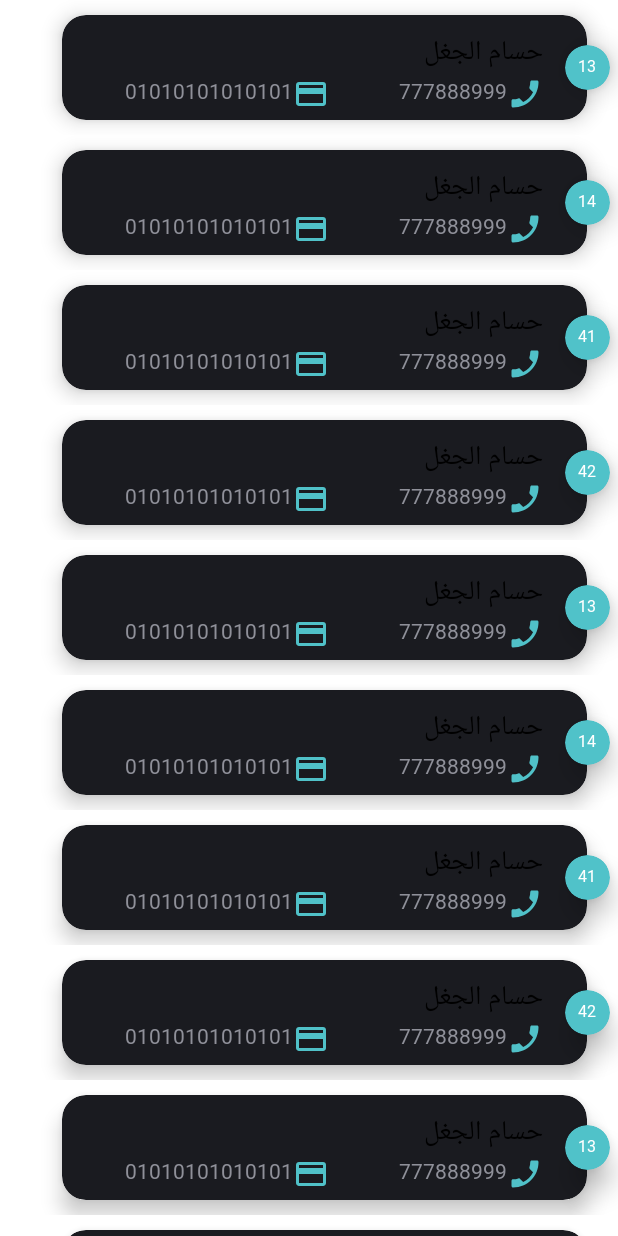
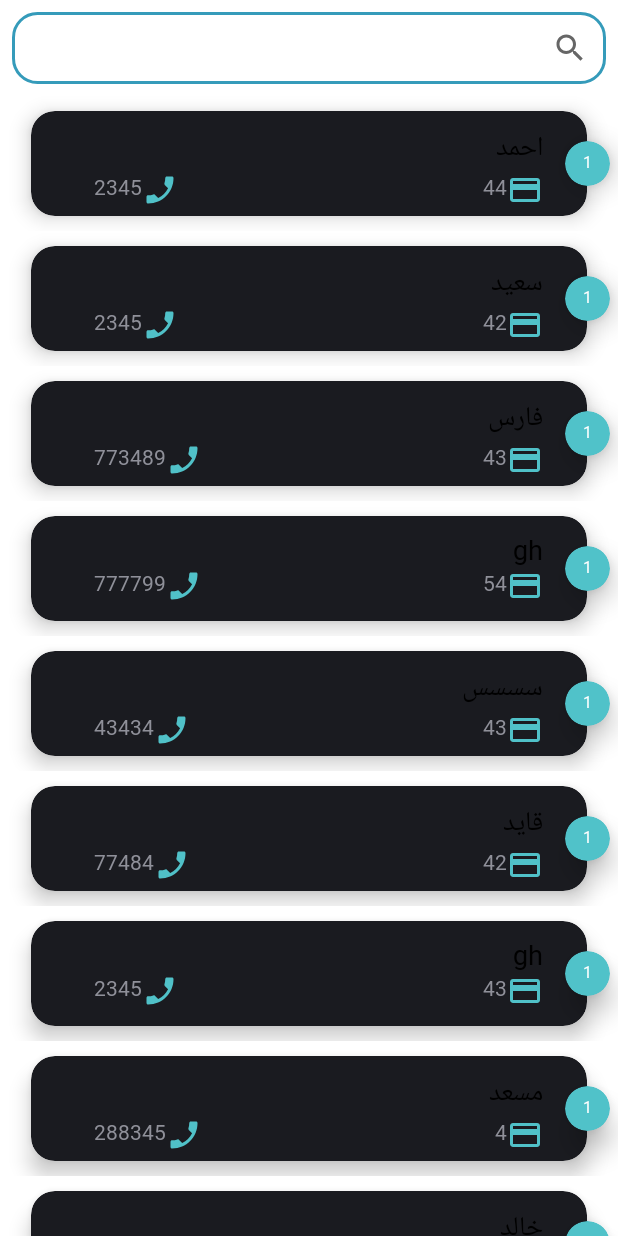
Before and after one commit to ygprogect/yg_project, an Android app: the screen it shows after launch (Citizens_Activity), on a phone screen of 412 x 824 dp. Run offline under Robolectric (Android 15) with nearby library versions, the phone set to English and light mode, and no system bars; our stand-ins replace sdp/ssp sizes; Roboto replaces fonts that are not available here.

Commit message:
لسة المواطنيsearch

```diff
--- a/app/src/main/java/com/example/yg/Citizens_Activity.java
+++ b/app/src/main/java/com/example/yg/Citizens_Activity.java
@@ -2,8 +2,11 @@ package com.example.yg;
 
 import android.os.Bundle;
 import android.view.View;
+import android.widget.Filter;
+import android.widget.Toast;
 
 import androidx.appcompat.app.AppCompatActivity;
+import androidx.appcompat.widget.SearchView;
 import androidx.recyclerview.widget.LinearLayoutManager;
 import androidx.recyclerview.widget.RecyclerView;
 
@@ -14,11 +17,26 @@ public class Citizens_Activity extends AppCompatActivity {
       private RecyclerView sitizenRecyclerView;
       private citizenAdapter citizenAdapter;
       private  List<sitizen> sitizenList;
+      private SearchView searchView;
 
     @Override
     protected void onCreate(Bundle savedInstanceState) {
         super.onCreate(savedInstanceState);
         setContentView(R.layout.activity_citizens);
+        searchView=findViewById(R.id.search_view_citizen);
+        searchView.clearFocus();
+        searchView.setOnQueryTextListener(new SearchView.OnQueryTextListener() {
+            @Override
+            public boolean onQueryTextSubmit(String query) {
+                return false;
+            }
+
+            @Override
+            public boolean onQueryTextChange(String newText) {
+               filterListener(newText);
+                return true;
+            }
+        });
         sitizenRecyclerView =findViewById(R.id.citizen_recyclerView);
         sitizenList=generateDummyOrders();
         citizenAdapter = new citizenAdapter(getBaseContext(), sitizenList);
@@ -26,48 +44,68 @@ public class Citizens_Activity extends AppCompatActivity {
         sitizenRecyclerView.setAdapter(citizenAdapter);
 
     }
+
+    private void filterListener(String text) {
+        List<sitizen> filteredList = new ArrayList<>();
+
+        // Filter sitizenList based on SearchView text
+        for (sitizen sitize : sitizenList) {
+            if (sitize.getName().toLowerCase().contains(text.toLowerCase())) {
+                filteredList.add(sitize);
+            }
+        }
+        if (filteredList.isEmpty()){
+            Toast.makeText(this,"لايوجد مواطن بهاذا الاسم",Toast.LENGTH_SHORT).show();
+        }else {
+            citizenAdapter.setFilteredList(filteredList);
+        }
+
+
+
+    }
+
     private List<sitizen> generateDummyOrders() {
         List<sitizen> sitizens = new ArrayList<>();
         // توليد الطلبات هنا وإضافتها إلى القائمة
 
-        sitizens.add(new sitizen("gh","2345",1,"13"));
-        sitizens.add(new sitizen("gh","2345",1,"14"));
-        sitizens.add(new sitizen("gh","2345",1,"41"));
-        sitizens.add(new sitizen("gh","2345",1,"42"));
-        sitizens.add(new sitizen("gh","2345",1,"13"));
-        sitizens.add(new sitizen("gh","2345",1,"14"));
-        sitizens.add(new sitizen("gh","2345",1,"41"));
-        sitizens.add(new sitizen("gh","2345",1,"42"));
-        sitizens.add(new sitizen("gh","2345",1,"13"));
-        sitizens.add(new sitizen("gh","2345",1,"14"));
-        sitizens.add(new sitizen("gh","2345",1,"41"));
-        sitizens.add(new sitizen("gh","2345",1,"42"));
-        sitizens.add(new sitizen("gh","2345",1,"13"));
-        sitizens.add(new sitizen("gh","2345",1,"14"));
-        sitizens.add(new sitizen("gh","2345",1,"41"));
-        sitizens.add(new sitizen("gh","2345",1,"42"));
-        sitizens.add(new sitizen("gh","2345",1,"13"));
-        sitizens.add(new sitizen("gh","2345",1,"14"));
-        sitizens.add(new sitizen("gh","2345",1,"41"));
-        sitizens.add(new sitizen("gh","2345",1,"42"));
-        sitizens.add(new sitizen("gh","2345",1,"42"));
-        sitizens.add(new sitizen("gh","2345",1,"42"));
-        sitizens.add(new sitizen("gh","2345",1,"42"));
-        sitizens.add(new sitizen("gh","2345",1,"42"));
-        sitizens.add(new sitizen("gh","2345",1,"42"));
-        sitizens.add(new sitizen("gh","2345",1,"42"));
-        sitizens.add(new sitizen("gh","2345",1,"42"));
-        sitizens.add(new sitizen("gh","2345",1,"42"));
-        sitizens.add(new sitizen("gh","2345",1,"42"));
-        sitizens.add(new sitizen("gh","2345",1,"42"));
-        sitizens.add(new sitizen("gh","2345",1,"42"));
-        sitizens.add(new sitizen("gh","2345",1,"42"));
-        sitizens.add(new sitizen("gh","2345",1,"42"));
-        sitizens.add(new sitizen("gh","2345",1,"42"));
-        sitizens.add(new sitizen("gh","2345",1,"42"));
-        sitizens.add(new sitizen("gh","2345",1,"42"));
-        sitizens.add(new sitizen("gh","2345",1,"42"));
-        sitizens.add(new sitizen("gh","2345",1,"42"));
+
+        sitizens.add(new sitizen("احمد","2345","1","44"));
+        sitizens.add(new sitizen("سعيد","2345","1","42"));
+        sitizens.add(new sitizen("فارس","773489","1","43"));
+        sitizens.add(new sitizen("gh","777799","1","54"));
+        sitizens.add(new sitizen("سسسس","43434","1","43"));
+        sitizens.add(new sitizen("قايد","77484","1","42"));
+        sitizens.add(new sitizen("gh","2345","1","43"));
+        sitizens.add(new sitizen("مسعد","288345","1","4"));
+        sitizens.add(new sitizen("خالد","2424","1","4"));
+        sitizens.add(new sitizen("محمد","2345","1","44"));
+        sitizens.add(new sitizen("شرف","009900","1","42"));
+        sitizens.add(new sitizen("محمد سعيج","2345","1","43"));
+        sitizens.add(new sitizen("خوبد","009900","1","54"));
+        sitizens.add(new sitizen("ساره","998899","1","43"));
+        sitizens.add(new sitizen("هناء","2345","1","42"));
+        sitizens.add(new sitizen("gh","2345","1","43"));
+        sitizens.add(new sitizen("خوله","2345","1","4"));
+        sitizens.add(new sitizen("gh","2345","1","4"));
+        sitizens.add(new sitizen("سعيدخ","2345","1","42"));
+        sitizens.add(new sitizen("gh","2345","1","42"));
+        sitizens.add(new sitizen("gh","2345","4","42"));
+        sitizens.add(new sitizen("gh","2345","1","42"));
+        sitizens.add(new sitizen("gh","2345","1","42"));
+        sitizens.add(new sitizen("gh","00998","1","42"));
+        sitizens.add(new sitizen("gh","2345","1","42"));
+        sitizens.add(new sitizen("gh","2345","5","42"));
+        sitizens.add(new sitizen("gh","2345","2","42"));
+        sitizens.add(new sitizen("gh","2345","12","42"));
+        sitizens.add(new sitizen("gh","2345","21","42"));
+        sitizens.add(new sitizen("gh","2345","11","42"));
+        sitizens.add(new sitizen("gh","2345","14","42"));
+        sitizens.add(new sitizen("gh","2345","41","42"));
+        sitizens.add(new sitizen("gh","2345","15","42"));
+        sitizens.add(new sitizen("gh","2345","16","42"));
+        sitizens.add(new sitizen("gh","2345","14","42"));
+        sitizens.add(new sitizen("gh","2345","13","42"));
+        sitizens.add(new sitizen("gh","2345","1","42"));
 
 
         return sitizens;
--- a/app/src/main/java/com/example/yg/citizenAdapter.java
+++ b/app/src/main/java/com/example/yg/citizenAdapter.java
@@ -20,6 +20,10 @@ public class citizenAdapter extends RecyclerView.Adapter<citizenAdapter.MyViewHo
         this.context = context;
         this.sitizenList = sitizenList;
     }
+    public void setFilteredList(List<sitizen> filteredList){
+        this.sitizenList=filteredList;
+        notifyDataSetChanged();
+    }
 
     @NonNull
     @Override
@@ -31,10 +35,10 @@ public class citizenAdapter extends RecyclerView.Adapter<citizenAdapter.MyViewHo
     @Override
     public void onBindViewHolder(@NonNull MyViewHolder holder, int position) {
         sitizen sitize = sitizenList.get(position);
-        holder.txt1.setText(sitize.getId_number()+"");
-        holder.txt1.setText(sitize.getName());
-        holder.txt1.setText(sitize.getPh_number());
-        holder.txt1.setText(sitize.getNo_id());
+        holder.txt1.setText(String.valueOf(sitize.getId_number()));
+        holder.txt2.setText(sitize.getName());
+        holder.txt3.setText(sitize.getPh_number());
+        holder.txt4.setText(sitize.getNo_id());
     }
 
     @Override
@@ -44,11 +48,14 @@ public class citizenAdapter extends RecyclerView.Adapter<citizenAdapter.MyViewHo
     }
 
     public class MyViewHolder extends RecyclerView.ViewHolder{
-        TextView txt1,txt2,txt3,txt4;
+        TextView txt1;
+        TextView txt2;
+        TextView txt3;
+        TextView txt4;
         public MyViewHolder(@NonNull View itemView) {
             super(itemView);
             txt1 = itemView.findViewById(R.id.id_number);
-            txt2 = itemView.findViewById(R.id.list_item1_citizen_name);
+            txt2 = itemView.findViewById(R.id.list_citizen_name);
             txt3 = itemView.findViewById(R.id.citizen_phone_number);
             txt4 = itemView.findViewById(R.id.list_item_no_id_textView);
         }
--- a/app/src/main/java/com/example/yg/sitizen.java
+++ b/app/src/main/java/com/example/yg/sitizen.java
@@ -9,10 +9,10 @@ public class sitizen {
 
 
 
-    public sitizen(String name, String ph_number, int id_number, String no_id) {
+    public sitizen(String name, String ph_number, String id_number, String no_id) {
         this.name = name;
         this.ph_number = ph_number;
-        this.id_number = id_number;
+        this.id_number = Integer.parseInt(id_number);
         this.no_id = no_id;
     }
 
--- /dev/null
+++ b/app/src/main/res/drawable/search_view_bg.xml
@@ -0,0 +1,7 @@
+<?xml version="1.0" encoding="utf-8"?>
+<shape xmlns:android="http://schemas.android.com/apk/res/android">
+    <corners android:radius="16dp"/>
+    <stroke android:color="@color/custom"
+            android:width="2dp"/>
+
+</shape>
--- a/app/src/main/res/layout/activity_citizens.xml
+++ b/app/src/main/res/layout/activity_citizens.xml
@@ -4,9 +4,14 @@
     xmlns:tools="http://schemas.android.com/tools"
     android:layout_width="match_parent"
     android:layout_height="match_parent"
-    tools:context=".Citizens_Activity">
+    tools:context=".Citizens_Activity"
+    android:layoutDirection="rtl">
+
+
+
 
     <LinearLayout
+        android:id="@+id/li_recycl"
         android:layout_width="match_parent"
         android:layout_height="match_parent"
         android:orientation="vertical">
@@ -18,6 +23,14 @@
             android:layout_gravity="center"
             android:layout_margin="10dp"
             android:visibility="gone" />
+
+        <androidx.appcompat.widget.SearchView
+            android:id="@+id/search_view_citizen"
+            android:layout_width="match_parent"
+            android:layout_height="wrap_content"
+            android:layout_margin="8dp"
+            android:background="@drawable/search_view_bg"
+            app:queryHint="بحث" />
 
         <androidx.recyclerview.widget.RecyclerView
             android:id="@+id/citizen_recyclerView"
@@ -33,8 +46,7 @@
         android:id="@+id/no_orders_layout"
         android:layout_width="wrap_content"
         android:layout_height="wrap_content"
-        android:layout_centerHorizontal="true"
-        android:layout_centerVertical="true"
+        android:layout_centerInParent="true"
         android:orientation="vertical"
         android:visibility="gone">
 
@@ -47,8 +59,7 @@
             android:elevation="2dp"
             app:lottie_autoPlay="true"
             app:lottie_loop="true"
-            app:lottie_rawRes="@raw/no_order_available"
-             />
+            app:lottie_rawRes="@raw/no_order_available" />
 
         <TextView
             android:layout_width="match_parent"
--- a/app/src/main/res/layout/citizens_list_item.xml
+++ b/app/src/main/res/layout/citizens_list_item.xml
@@ -18,10 +18,10 @@
         android:layout_width="wrap_content"
         android:layout_height="wrap_content"
         android:orientation="vertical"
-        app:layout_constraintGuide_percent="0.9" />
+        app:layout_constraintGuide_percent="0.95" />
 
     <androidx.cardview.widget.CardView
-        android:id="@+id/list_item1_root_cardView"
+        android:id="@+id/list_root_cardView"
         android:layout_width="0dp"
         android:layout_height="70dp"
         android:layout_marginTop="10dp"
@@ -40,7 +40,7 @@
             android:layout_marginEnd="@dimen/_20sdp">
 
             <TextView
-                android:id="@+id/list_item1_citizen_name"
+                android:id="@+id/list_citizen_name"
                 android:layout_width="0dp"
                 android:layout_height="wrap_content"
                 android:layout_marginTop="10dp"
@@ -50,10 +50,11 @@
                 android:textColor="@android:color/black"
                 android:textDirection="rtl"
                 android:textSize="18sp"
+                android:text="@{model_citizen_name}"
                 app:layout_constraintEnd_toEndOf="parent"
                 app:layout_constraintStart_toStartOf="parent"
                 app:layout_constraintTop_toTopOf="parent"
-                android:text="حسام الجغل " />
+                tools:text="حسام الجغل " />
 
 
             <TextView
@@ -63,12 +64,10 @@
                 android:fontFamily="@font/boldiphone"
                 android:textDirection="rtl"
                 android:textSize="@dimen/_11ssp"
-                android:drawableStart="@drawable/ic_phone_castm"
-                app:layout_constraintEnd_toEndOf="@+id/list_item_no_id_textView"
-                app:layout_constraintEnd_toStartOf="@id/list_item_no_id_textView"
-                app:layout_constraintStart_toStartOf="@id/list_item1_citizen_name"
-                app:layout_constraintTop_toBottomOf="@+id/list_item1_citizen_name"
-                android:text="777888999 " />
+                app:layout_constraintEnd_toEndOf="@+id/list_citizen_name"
+                app:layout_constraintTop_toBottomOf="@+id/list_citizen_name"
+                android:text="777888999 "
+                android:drawableStart="@drawable/ic_phone_castm" />
 
             <TextView
                 android:id="@+id/list_item_no_id_textView"
@@ -77,9 +76,12 @@
                 android:drawableStart="@drawable/ic_card"
                 android:fontFamily="@font/boldiphone"
                 android:text="01010101010101"
+                android:textDirection="rtl"
                 android:textSize="@dimen/_11ssp"
-                app:layout_constraintEnd_toEndOf="@+id/list_item1_citizen_name"
-                app:layout_constraintTop_toBottomOf="@+id/list_item1_citizen_name" />
+                app:layout_constraintEnd_toStartOf="@+id/citizen_phone_number"
+                app:layout_constraintTop_toBottomOf="@+id/list_citizen_name"
+                app:layout_constraintStart_toStartOf="@+id/list_citizen_name"/>
+
 
 
         </androidx.constraintlayout.widget.ConstraintLayout>
@@ -91,10 +93,10 @@
         app:cardBackgroundColor="@color/active"
         app:cardCornerRadius="25dp"
         app:cardElevation="10dp"
-        app:layout_constraintBottom_toBottomOf="@+id/list_item1_root_cardView"
+        app:layout_constraintBottom_toBottomOf="@+id/list_root_cardView"
         app:layout_constraintEnd_toStartOf="@+id/guideline4"
         app:layout_constraintStart_toStartOf="@+id/guideline4"
-        app:layout_constraintTop_toTopOf="@+id/list_item1_root_cardView">
+        app:layout_constraintTop_toTopOf="@+id/list_root_cardView">
 
         <androidx.constraintlayout.widget.ConstraintLayout
             android:layout_width="match_parent"
```
